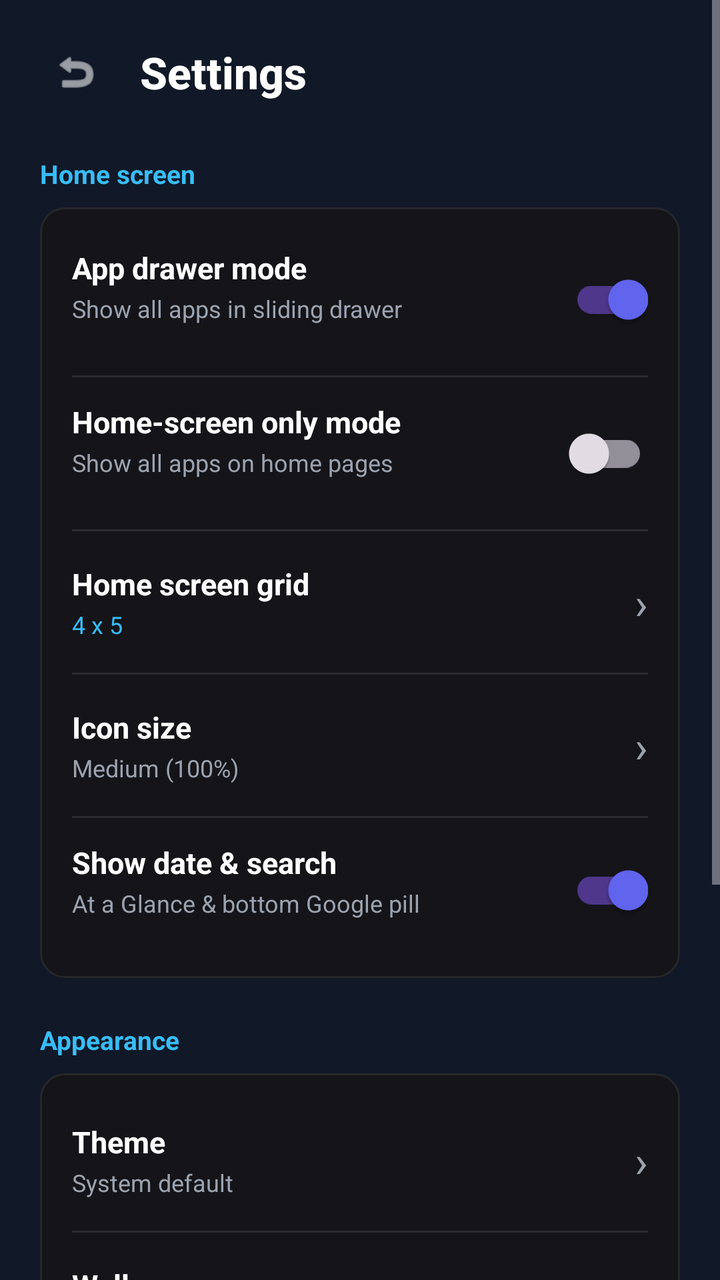
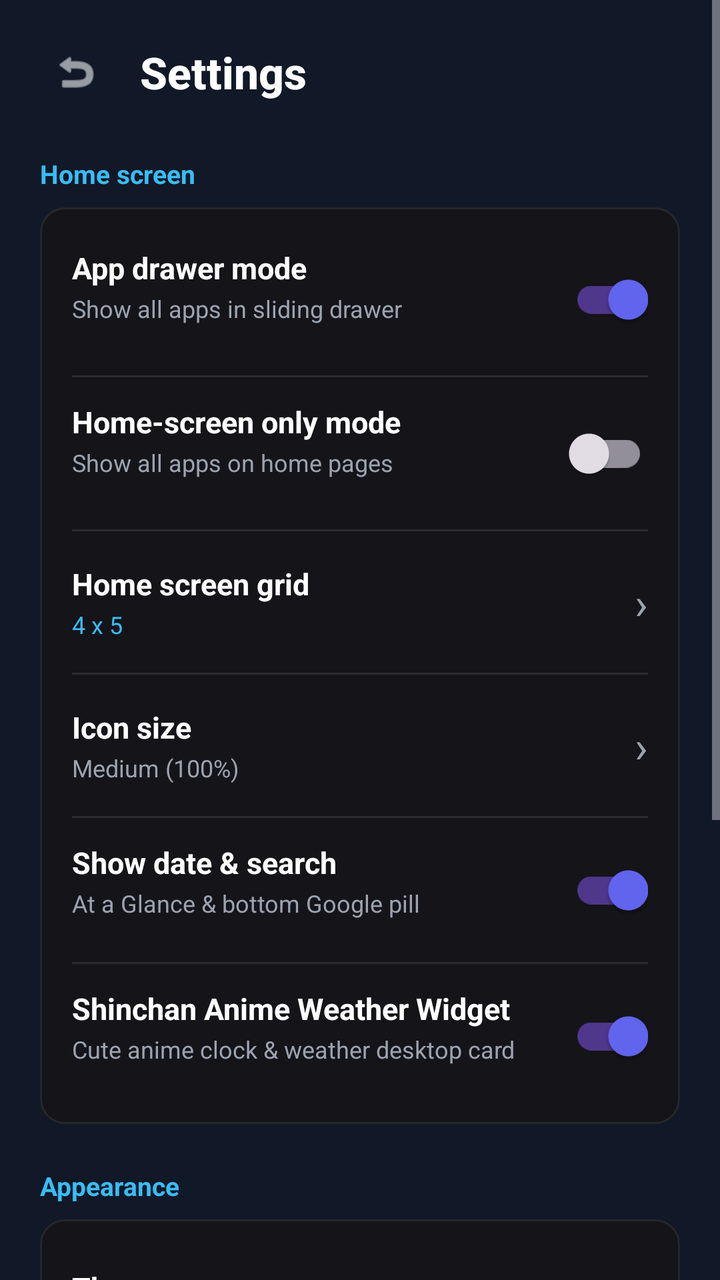

Two renders of the same Android screen: before a commit and after it. Below are the layout's source before the change and the commit's diff.
<!-- AndroidManifest.xml: application theme Theme.PhoneLinkHub -->
<!-- res/layout/dialog_pixel_settings.xml -->
<?xml version="1.0" encoding="utf-8"?>
<ScrollView xmlns:android="http://schemas.android.com/apk/res/android"
    xmlns:app="http://schemas.android.com/apk/res-auto"
    android:layout_width="match_parent"
    android:layout_height="match_parent"
    android:background="#111827"
    android:fillViewport="true">

    <LinearLayout
        android:layout_width="match_parent"
        android:layout_height="wrap_content"
        android:orientation="vertical"
        android:paddingStart="20dp"
        android:paddingEnd="20dp"
        android:paddingTop="18dp"
        android:paddingBottom="36dp">

        
        <LinearLayout
            android:layout_width="match_parent"
            android:layout_height="wrap_content"
            android:gravity="center_vertical"
            android:orientation="horizontal"
            android:paddingBottom="16dp">

            <ImageView
                android:id="@+id/btnSettingsBack"
                android:layout_width="36dp"
                android:layout_height="36dp"
                android:background="?attr/selectableItemBackgroundBorderless"
                android:clickable="true"
                android:focusable="true"
                android:padding="6dp"
                android:src="@android:drawable/ic_menu_revert"
                app:tint="#F3F4F6" />

            <TextView
                android:layout_width="wrap_content"
                android:layout_height="wrap_content"
                android:layout_marginStart="14dp"
                android:fontFamily="sans-serif-medium"
                android:text="Settings"
                android:textColor="#FFFFFF"
                android:textSize="22sp"
                android:textStyle="bold" />
        </LinearLayout>

        
        
        
        <TextView
            android:layout_width="wrap_content"
            android:layout_height="wrap_content"
            android:layout_marginTop="8dp"
            android:layout_marginBottom="8dp"
            android:text="Home screen"
            android:textColor="#38BDF8"
            android:textSize="13sp"
            android:textStyle="bold" />

        <LinearLayout
            android:layout_width="match_parent"
            android:layout_height="wrap_content"
            android:background="@drawable/bg_card"
            android:orientation="vertical"
            android:padding="16dp">

            
            <RelativeLayout
                android:layout_width="match_parent"
                android:layout_height="wrap_content"
                android:paddingTop="4dp"
                android:paddingBottom="8dp">

                <LinearLayout
                    android:layout_width="match_parent"
                    android:layout_height="wrap_content"
                    android:layout_toStartOf="@+id/switchAppDrawerMode"
                    android:orientation="vertical">

                    <TextView
                        android:layout_width="wrap_content"
                        android:layout_height="wrap_content"
                        android:text="App drawer mode"
                        android:textColor="#FFFFFF"
                        android:textSize="15sp"
                        android:textStyle="bold" />

                    <TextView
                        android:layout_width="wrap_content"
                        android:layout_height="wrap_content"
                        android:layout_marginTop="2dp"
                        android:text="Show all apps in sliding drawer"
                        android:textColor="#9CA3AF"
                        android:textSize="12sp" />
                </LinearLayout>

                <androidx.appcompat.widget.SwitchCompat
                    android:id="@+id/switchAppDrawerMode"
                    android:layout_width="wrap_content"
                    android:layout_height="wrap_content"
                    android:layout_alignParentEnd="true"
                    android:layout_centerVertical="true"
                    android:checked="true" />
            </RelativeLayout>

            <View
                android:layout_width="match_parent"
                android:layout_height="1dp"
                android:layout_marginTop="8dp"
                android:layout_marginBottom="8dp"
                android:background="#1AFFFFFF" />

            
            <RelativeLayout
                android:layout_width="match_parent"
                android:layout_height="wrap_content"
                android:paddingTop="4dp"
                android:paddingBottom="8dp">

                <LinearLayout
                    android:layout_width="match_parent"
                    android:layout_height="wrap_content"
                    android:layout_toStartOf="@+id/switchHomeScreenOnly"
                    android:orientation="vertical">

                    <TextView
                        android:layout_width="wrap_content"
                        android:layout_height="wrap_content"
                        android:text="Home-screen only mode"
                        android:textColor="#FFFFFF"
                        android:textSize="15sp"
                        android:textStyle="bold" />

                    <TextView
                        android:layout_width="wrap_content"
                        android:layout_height="wrap_content"
                        android:layout_marginTop="2dp"
                        android:text="Show all apps on home pages"
                        android:textColor="#9CA3AF"
                        android:textSize="12sp" />
                </LinearLayout>

                <androidx.appcompat.widget.SwitchCompat
                    android:id="@+id/switchHomeScreenOnly"
                    android:layout_width="wrap_content"
                    android:layout_height="wrap_content"
                    android:layout_alignParentEnd="true"
                    android:layout_centerVertical="true"
                    android:checked="false" />
            </RelativeLayout>

            <View
                android:layout_width="match_parent"
                android:layout_height="1dp"
                android:layout_marginTop="8dp"
                android:layout_marginBottom="8dp"
                android:background="#1AFFFFFF" />

            
            <LinearLayout
                android:id="@+id/rowHomeScreenGrid"
                android:layout_width="match_parent"
                android:layout_height="wrap_content"
                android:background="?attr/selectableItemBackground"
                android:clickable="true"
                android:focusable="true"
                android:gravity="center_vertical"
                android:orientation="horizontal"
                android:paddingTop="8dp"
                android:paddingBottom="8dp">

                <LinearLayout
                    android:layout_width="0dp"
                    android:layout_height="wrap_content"
                    android:layout_weight="1"
                    android:orientation="vertical">

                    <TextView
                        android:layout_width="wrap_content"
                        android:layout_height="wrap_content"
                        android:text="Home screen grid"
                        android:textColor="#FFFFFF"
                        android:textSize="15sp"
                        android:textStyle="bold" />

                    <TextView
                        android:id="@+id/tvCurrentGridValue"
                        android:layout_width="wrap_content"
                        android:layout_height="wrap_content"
                        android:layout_marginTop="2dp"
                        android:text="4 x 5"
                        android:textColor="#38BDF8"
                        android:textSize="12sp" />
                </LinearLayout>

                <TextView
                    android:layout_width="wrap_content"
                    android:layout_height="wrap_content"
                    android:text="›"
                    android:textColor="#9CA3AF"
                    android:textSize="22sp" />
            </LinearLayout>

            <View
                android:layout_width="match_parent"
                android:layout_height="1dp"
                android:layout_marginTop="8dp"
                android:layout_marginBottom="8dp"
                android:background="#1AFFFFFF" />

            
            <LinearLayout
                android:id="@+id/rowIconSize"
                android:layout_width="match_parent"
                android:layout_height="wrap_content"
                android:background="?attr/selectableItemBackground"
                android:clickable="true"
                android:focusable="true"
                android:gravity="center_vertical"
                android:orientation="horizontal"
                android:paddingTop="8dp"
                android:paddingBottom="8dp">

                <LinearLayout
                    android:layout_width="0dp"
                    android:layout_height="wrap_content"
                    android:layout_weight="1"
                    android:orientation="vertical">

                    <TextView
                        android:layout_width="wrap_content"
                        android:layout_height="wrap_content"
                        android:text="Icon size"
                        android:textColor="#FFFFFF"
                        android:textSize="15sp"
                        android:textStyle="bold" />

                    <TextView
                        android:id="@+id/tvCurrentIconSizeValue"
                        android:layout_width="wrap_content"
                        android:layout_height="wrap_content"
                        android:layout_marginTop="2dp"
                        android:text="Medium (100%)"
                        android:textColor="#9CA3AF"
                        android:textSize="12sp" />
                </LinearLayout>

                <TextView
                    android:layout_width="wrap_content"
                    android:layout_height="wrap_content"
                    android:text="›"
                    android:textColor="#9CA3AF"
                    android:textSize="22sp" />
            </LinearLayout>

            <View
                android:layout_width="match_parent"
                android:layout_height="1dp"
                android:layout_marginTop="8dp"
                android:layout_marginBottom="8dp"
                android:background="#1AFFFFFF" />

            
            <RelativeLayout
                android:layout_width="match_parent"
                android:layout_height="wrap_content"
                android:paddingTop="4dp"
                android:paddingBottom="4dp">

                <LinearLayout
                    android:layout_width="match_parent"
                    android:layout_height="wrap_content"
                    android:layout_toStartOf="@+id/switchShowDateSearch"
                    android:orientation="vertical">

                    <TextView
                        android:layout_width="wrap_content"
                        android:layout_height="wrap_content"
                        android:text="Show date &amp; search"
                        android:textColor="#FFFFFF"
                        android:textSize="15sp"
                        android:textStyle="bold" />

                    <TextView
                        android:layout_width="wrap_content"
                        android:layout_height="wrap_content"
                        android:layout_marginTop="2dp"
                        android:text="At a Glance &amp; bottom Google pill"
                        android:textColor="#9CA3AF"
                        android:textSize="12sp" />
                </LinearLayout>

                <androidx.appcompat.widget.SwitchCompat
                    android:id="@+id/switchShowDateSearch"
                    android:layout_width="wrap_content"
                    android:layout_height="wrap_content"
                    android:layout_alignParentEnd="true"
                    android:layout_centerVertical="true"
                    android:checked="true" />
            </RelativeLayout>
        </LinearLayout>

        
        
        
        <TextView
            android:layout_width="wrap_content"
            android:layout_height="wrap_content"
            android:layout_marginTop="22dp"
            android:layout_marginBottom="8dp"
            android:text="Appearance"
            android:textColor="#38BDF8"
            android:textSize="13sp"
            android:textStyle="bold" />

        <LinearLayout
            android:layout_width="match_parent"
            android:layout_height="wrap_content"
            android:background="@drawable/bg_card"
            android:orientation="vertical"
            android:padding="16dp">

            
            <LinearLayout
                android:id="@+id/rowTheme"
                android:layout_width="match_parent"
                android:layout_height="wrap_content"
                android:background="?attr/selectableItemBackground"
                android:clickable="true"
                android:focusable="true"
                android:gravity="center_vertical"
                android:orientation="horizontal"
                android:paddingTop="8dp"
                android:paddingBottom="8dp">

                <LinearLayout
                    android:layout_width="0dp"
                    android:layout_height="wrap_content"
                    android:layout_weight="1"
                    android:orientation="vertical">

                    <TextView
                        android:layout_width="wrap_content"
                        android:layout_height="wrap_content"
                        android:text="Theme"
                        android:textColor="#FFFFFF"
                        android:textSize="15sp"
                        android:textStyle="bold" />

                    <TextView
                        android:id="@+id/tvCurrentThemeValue"
                        android:layout_width="wrap_content"
                        android:layout_height="wrap_content"
                        android:layout_marginTop="2dp"
                        android:text="System default"
                        android:textColor="#9CA3AF"
                        android:textSize="12sp" />
                </LinearLayout>

                <TextView
                    android:layout_width="wrap_content"
                    android:layout_height="wrap_content"
                    android:text="›"
                    android:textColor="#9CA3AF"
                    android:textSize="22sp" />
            </LinearLayout>

            <View
                android:layout_width="match_parent"
                android:layout_height="1dp"
                android:layout_marginTop="8dp"
                android:layout_marginBottom="8dp"
                android:background="#1AFFFFFF" />

            
            <LinearLayout
                android:id="@+id/rowWallpaper"
                android:layout_width="match_parent"
                android:layout_height="wrap_content"
                android:background="?attr/selectableItemBackground"
                android:clickable="true"
                android:focusable="true"
                android:gravity="center_vertical"
                android:orientation="horizontal"
                android:paddingTop="8dp"
                android:paddingBottom="8dp">

                <LinearLayout
                    android:layout_width="0dp"
                    android:layout_height="wrap_content"
                    android:layout_weight="1"
                    android:orientation="vertical">

                    <TextView
                        android:layout_width="wrap_content"
                        android:layout_height="wrap_content"
                        android:text="Wallpaper"
                        android:textColor="#FFFFFF"
                        android:textSize="15sp"
                        android:textStyle="bold" />

                    <TextView
                        android:layout_width="wrap_content"
                        android:layout_height="wrap_content"
                        android:layout_marginTop="2dp"
                        android:text="Gallery &amp; AMOLED gradient presets"
                        android:textColor="#9CA3AF"
                        android:textSize="12sp" />
                </LinearLayout>

                <TextView
                    android:layout_width="wrap_content"
                    android:layout_height="wrap_content"
                    android:text="›"
                    android:textColor="#9CA3AF"
                    android:textSize="22sp" />
            </LinearLayout>

            <View
                android:layout_width="match_parent"
                android:layout_height="1dp"
                android:layout_marginTop="8dp"
                android:layout_marginBottom="8dp"
                android:background="#1AFFFFFF" />

            
            <LinearLayout
                android:id="@+id/rowDefaultHomeApp"
                android:layout_width="match_parent"
                android:layout_height="wrap_content"
                android:background="?attr/selectableItemBackground"
                android:clickable="true"
                android:focusable="true"
                android:gravity="center_vertical"
                android:orientation="horizontal"
                android:paddingTop="8dp"
                android:paddingBottom="8dp">

                <LinearLayout
                    android:layout_width="0dp"
                    android:layout_height="wrap_content"
                    android:layout_weight="1"
                    android:orientation="vertical">

                    <TextView
                        android:layout_width="wrap_content"
                        android:layout_height="wrap_content"
                        android:text="Default Launcher"
                        android:textColor="#FFFFFF"
                        android:textSize="15sp"
                        android:textStyle="bold" />

                    <TextView
                        android:layout_width="wrap_content"
                        android:layout_height="wrap_content"
                        android:layout_marginTop="2dp"
                        android:text="Set as system default home"
                        android:textColor="#9CA3AF"
                        android:textSize="12sp" />
                </LinearLayout>

                <TextView
                    android:layout_width="wrap_content"
                    android:layout_height="wrap_content"
                    android:text="›"
                    android:textColor="#9CA3AF"
                    android:textSize="22sp" />
            </LinearLayout>
        </LinearLayout>

        
        
        
        <TextView
            android:layout_width="wrap_content"
            android:layout_height="wrap_content"
            android:layout_marginTop="22dp"
            android:layout_marginBottom="8dp"
            android:text="About"
            android:textColor="#38BDF8"
            android:textSize="13sp"
            android:textStyle="bold" />

        <LinearLayout
            android:id="@+id/rowAboutLauncher"
            android:layout_width="match_parent"
            android:layout_height="wrap_content"
            android:background="@drawable/bg_card"
            android:clickable="true"
            android:focusable="true"
            android:gravity="center_vertical"
            android:orientation="horizontal"
            android:padding="16dp">

            <FrameLayout
                android:layout_width="44dp"
                android:layout_height="44dp"
                android:background="@drawable/bg_pixel_icon_gradient"
                android:padding="10dp">

                <ImageView
                    android:layout_width="match_parent"
                    android:layout_height="match_parent"
                    android:src="@drawable/ic_pixel_house" />
            </FrameLayout>

            <LinearLayout
                android:layout_width="0dp"
                android:layout_height="wrap_content"
                android:layout_marginStart="14dp"
                android:layout_weight="1"
                android:orientation="vertical">

                <TextView
                    android:layout_width="wrap_content"
                    android:layout_height="wrap_content"
                    android:text="Pixel Lite Launcher"
                    android:textColor="#FFFFFF"
                    android:textSize="16sp"
                    android:textStyle="bold" />

                <TextView
                    android:id="@+id/tvAboutSubtitle"
                    android:layout_width="wrap_content"
                    android:layout_height="wrap_content"
                    android:layout_marginTop="2dp"
                    android:text="Version 1.0 • Pure Native Kotlin (~5.8 MB)"
                    android:textColor="#9CA3AF"
                    android:textSize="12sp" />
            </LinearLayout>
        </LinearLayout>
    </LinearLayout>
</ScrollView>
<!-- resources referenced by this layout -->
<resources>
  <!-- drawable bg_card (drawable) -->
  <?xml version="1.0" encoding="utf-8"?>
  <shape xmlns:android="http://schemas.android.com/apk/res/android">
      <solid android:color="@color/surface" />
      <corners android:radius="12dp" />
      <stroke android:width="1dp" android:color="@color/divider" />
  </shape>
  <!-- drawable bg_pixel_icon_gradient (drawable) -->
  <?xml version="1.0" encoding="utf-8"?>
  <shape xmlns:android="http://schemas.android.com/apk/res/android"
      android:shape="rectangle">
      <corners android:radius="24dp" />
      <gradient
          android:angle="135"
          android:startColor="#3B82F6"
          android:endColor="#8B5CF6"
          android:type="linear" />
  </shape>
  <!-- drawable ic_pixel_house (drawable) -->
  <vector xmlns:android="http://schemas.android.com/apk/res/android"
      android:width="48dp"
      android:height="48dp"
      android:viewportWidth="48"
      android:viewportHeight="48">
      
      <path
          android:fillColor="#FFFFFF"
          android:pathData="M24,6 L6,22 L11,22 L11,40 L20,40 L20,28 L28,28 L28,40 L37,40 L37,22 L42,22 Z" />
  </vector>
  <style name="Theme.PhoneLinkHub" parent="Theme.Material3.Dark.NoActionBar">
          <item name="colorPrimary">@color/indigo</item>
          <item name="colorPrimaryDark">@color/indigo_dark</item>
          <item name="colorAccent">@color/indigo</item>
          <item name="android:windowBackground">@color/background</item>
          <item name="android:statusBarColor">@color/background</item>
          <item name="android:navigationBarColor">@color/surface</item>
      </style>
  <color name="surface">#FF141419</color>
  <color name="divider">#FF27272A</color>
  <color name="indigo">#FF6366F1</color>
  <color name="indigo_dark">#FF4F46E5</color>
  <color name="background">#FF0A0A0F</color>
</resources>

<!-- the commit's change to res/layout/dialog_pixel_settings.xml (unified diff, before → after) -->
@@ -299,6 +299,52 @@
                     android:layout_centerVertical="true"
                     android:checked="true" />
             </RelativeLayout>
+
+            <View
+                android:layout_width="match_parent"
+                android:layout_height="1dp"
+                android:layout_marginTop="8dp"
+                android:layout_marginBottom="8dp"
+                android:background="#1AFFFFFF" />
+
+            
+            <RelativeLayout
+                android:layout_width="match_parent"
+                android:layout_height="wrap_content"
+                android:paddingTop="4dp"
+                android:paddingBottom="4dp">
+
+                <LinearLayout
+                    android:layout_width="match_parent"
+                    android:layout_height="wrap_content"
+                    android:layout_toStartOf="@+id/switchShowShinchanWidget"
+                    android:orientation="vertical">
+
+                    <TextView
+                        android:layout_width="wrap_content"
+                        android:layout_height="wrap_content"
+                        android:text="Shinchan Anime Weather Widget"
+                        android:textColor="#FFFFFF"
+                        android:textSize="15sp"
+                        android:textStyle="bold" />
+
+                    <TextView
+                        android:layout_width="wrap_content"
+                        android:layout_height="wrap_content"
+                        android:layout_marginTop="2dp"
+                        android:text="Cute anime clock &amp; weather desktop card"
+                        android:textColor="#9CA3AF"
+                        android:textSize="12sp" />
+                </LinearLayout>
+
+                <androidx.appcompat.widget.SwitchCompat
+                    android:id="@+id/switchShowShinchanWidget"
+                    android:layout_width="wrap_content"
+                    android:layout_height="wrap_content"
+                    android:layout_alignParentEnd="true"
+                    android:layout_centerVertical="true"
+                    android:checked="true" />
+            </RelativeLayout>
         </LinearLayout>
 
         
